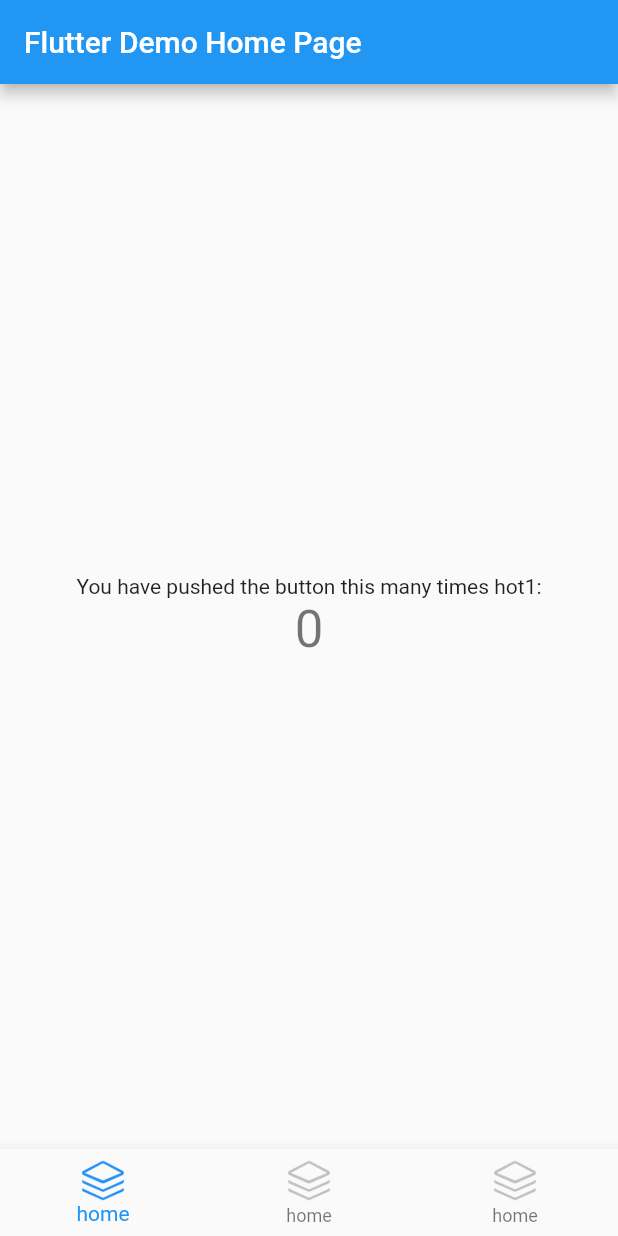
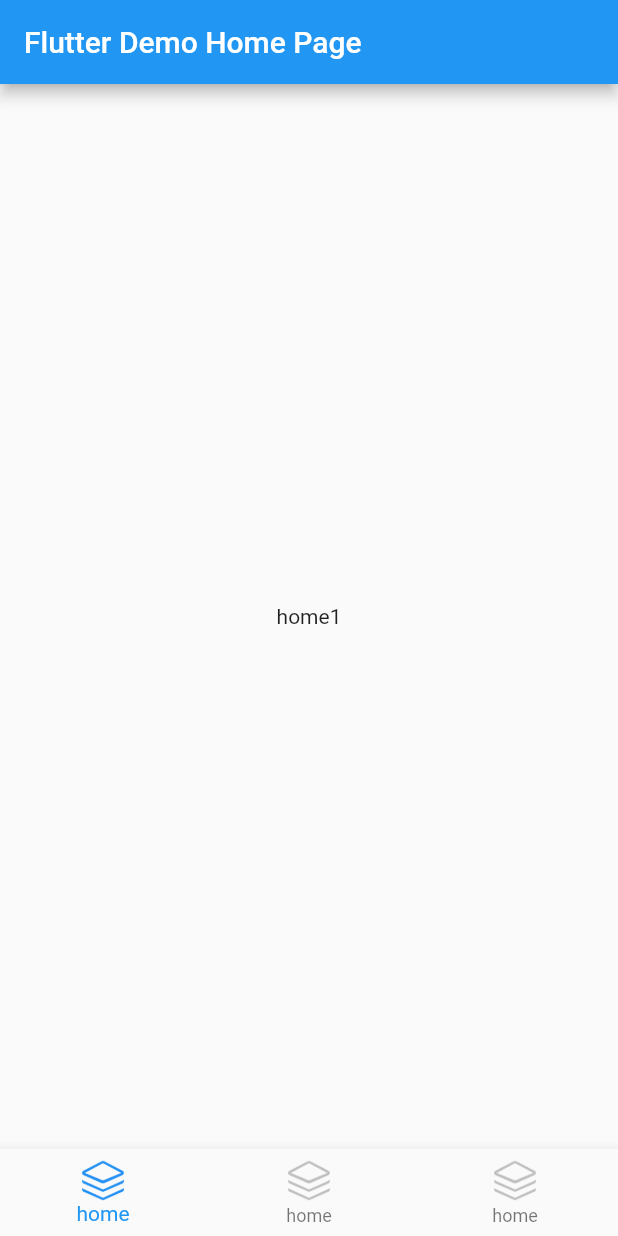
Before and after one commit to lishaoshi/my_flutter, a Flutter app: the screen it shows after launch, on a phone screen of 412 x 824 dp. Run offline on Flutter 3.47's test engine with Material 2 defaults, Android fonts, the phone set to English and light mode, and no system bars.

Commit message:
update home body

```diff
--- a/lib/main.dart
+++ b/lib/main.dart
@@ -13,7 +13,7 @@ class MyApp extends StatelessWidget {
   @override
   Widget build(BuildContext context) {
     return MaterialApp(
-      title: '岛上码农',
+      title: '岛上码农1',
       theme: ThemeData(
           backgroundColor: const Color(0xFFFFFFFF), primarySwatch: Colors.blue),
       home: const MyHomePage(title: 'Flutter Demo Home Page'),
@@ -31,15 +31,25 @@ class MyHomePage extends StatefulWidget {
   State<MyHomePage> createState() => _MyHomePageState();
 }
 
+class HomePage extends StatelessWidget {
+  const HomePage({Key? key, this.title = 'home'}) : super(key: key);
+  final String title;
+
+  @override
+  Widget build(BuildContext context) {
+    return Center(
+      child: Text(title),
+    );
+  }
+}
+
 class _MyHomePageState extends State<MyHomePage> {
-  int _counter = 0;
   int _index = 0;
-
-  void _incrementCounter() {
-    setState(() {
-      _counter++;
-    });
-  }
+  final List<Widget> _homePages = [
+    const HomePage(title: 'home1'),
+    const HomePage(title: 'lss'),
+    const HomePage(title: 'red')
+  ];
 
   void _setIndex(index) {
     setState(() {
@@ -53,19 +63,9 @@ class _MyHomePageState extends State<MyHomePage> {
         appBar: AppBar(
             title: Text(widget.title),
             systemOverlayStyle: SystemUiOverlayStyle.light),
-        body: Center(
-          child: Column(
-            mainAxisAlignment: MainAxisAlignment.center,
-            children: <Widget>[
-              const Text(
-                'You have pushed the button this many times hot1:',
-              ),
-              Text(
-                '$_counter',
-                style: Theme.of(context).textTheme.headline4,
-              ),
-            ],
-          ),
+        body: IndexedStack(
+          index: _index,
+          children: _homePages,
         ),
         bottomNavigationBar: BottomNavigationBar(
           items: [
@@ -110,7 +110,7 @@ class _MyHomePageState extends State<MyHomePage> {
           type: BottomNavigationBarType.fixed,
           onTap: (index) {
             _setIndex(index);
-            Navigator.pushNamed(context, '/login');
+            // Navigator.pushNamed(context, '/login');
           },
         ));
   }
```
